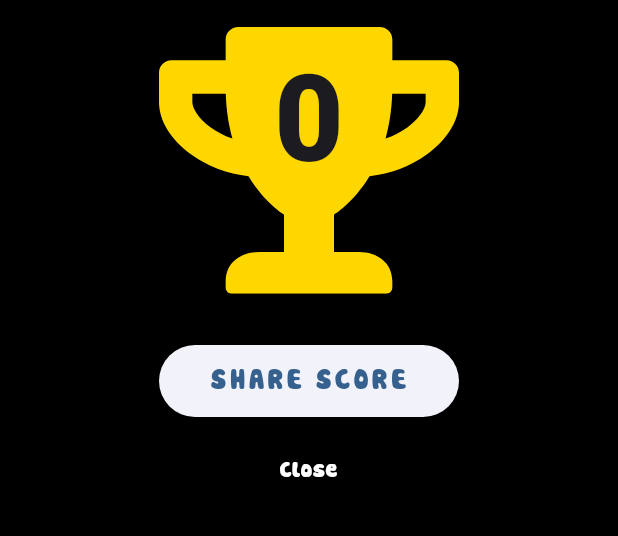
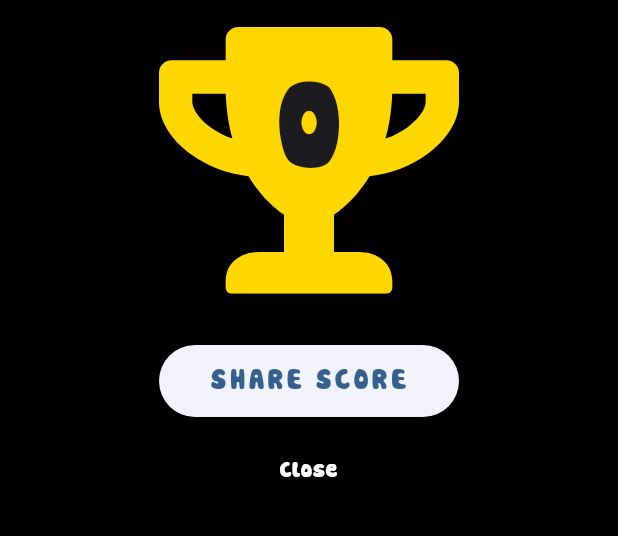
Before and after one commit to imaNNeo/save_the_potato, a Flutter app: the NewRankCelebrationPage screen opened directly with empty values, on a phone screen of 412 x 824 dp, the part 493-1029 px from its top. Run offline on Flutter 3.47's test engine with Material 3 defaults, Android fonts, the phone set to English and light mode, and no system bars; our stand-ins replace cloud_functions, device_info_plus, equatable, firebase_auth, firebase_core, firebase_crashlytics and 11 more; missing offline and left inert: flame, flame_audio, flame_bloc, flame_noise, flame_rive; accounts and stored records are empty; generated files the repository leaves out were written again; network calls fail; statements that could not run were skipped.

Commit message:
Use Cookies font for the trophy and shareable score image

```diff
--- a/lib/presentation/widgets/trophy.dart
+++ b/lib/presentation/widgets/trophy.dart
@@ -36,7 +36,7 @@ class Trophy extends StatelessWidget {
             ),
           ),
           Align(
-            alignment: const Alignment(0, -0.9),
+            alignment: const Alignment(0, -0.7),
             child: Text(
               rank == null ? '' : rank.toString(),
               style: TextStyle(
@@ -44,9 +44,9 @@ class Trophy extends StatelessWidget {
                 fontWeight: rank == null
                     ? null
                     : rank < 10
-                        ? FontWeight.w900
-                        : FontWeight.w400,
-                fontFamily: 'Roboto',
+                        ? FontWeight.w400
+                        : FontWeight.w100,
+                fontFamily: 'Cookies',
                 letterSpacing: -2,
                 color: GameColors.leaderboardGoldenColorText,
               ),
```
Also changed, not shown: lib/presentation/widgets/new_rank_celebration_shareable_widget.dart (+6 -3 lines).
